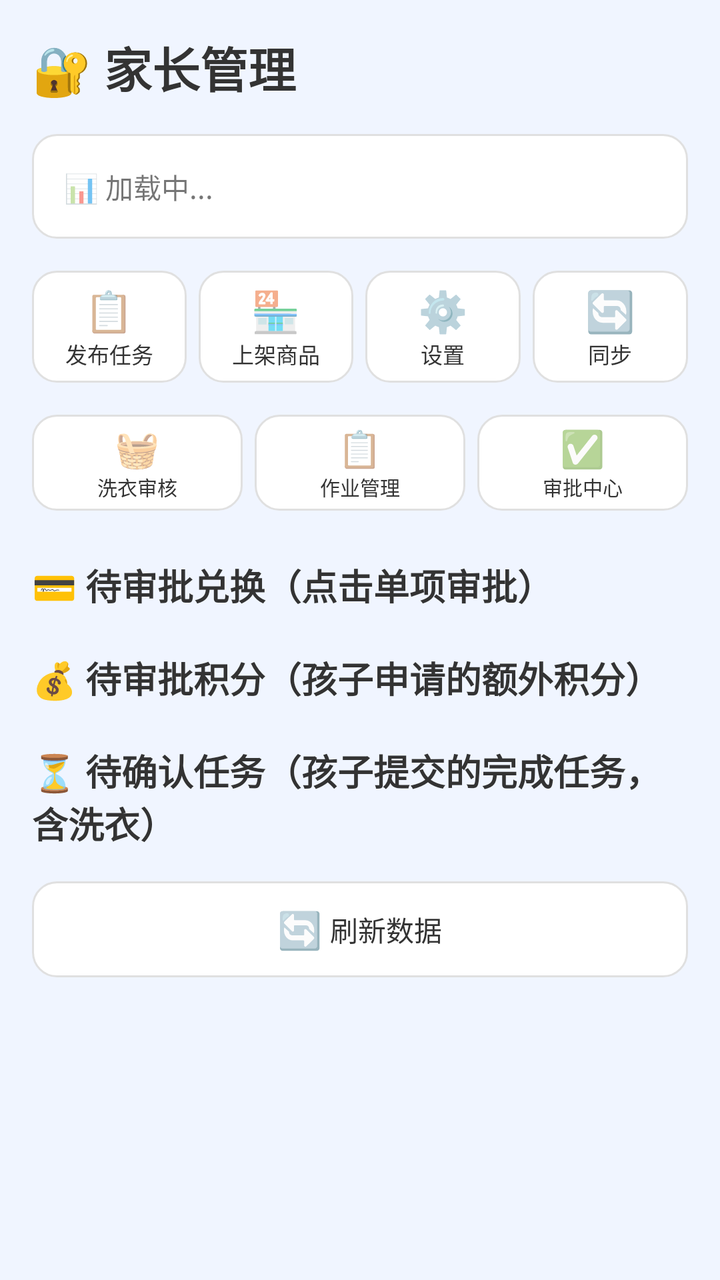
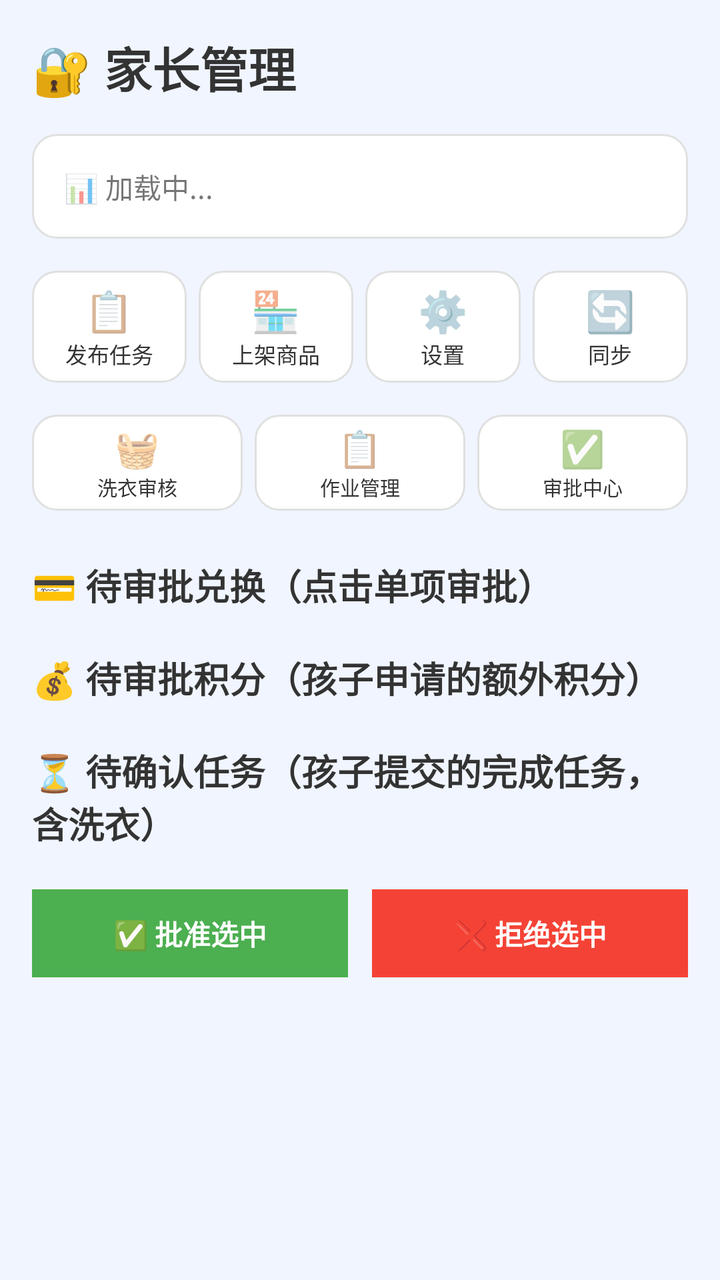

Two renders of the same Android screen: before a commit and after it. Below are the layout's source before the change and the commit's diff.
<!-- AndroidManifest.xml: activity theme Theme.HabitTracker.Parent -->
<!-- res/layout/activity_parent.xml -->
<?xml version="1.0" encoding="utf-8"?>
<ScrollView xmlns:android="http://schemas.android.com/apk/res/android"
    android:layout_width="match_parent"
    android:layout_height="match_parent"
    android:background="@color/background_parent">

    <LinearLayout
        android:layout_width="match_parent"
        android:layout_height="wrap_content"
        android:orientation="vertical"
        android:padding="16dp">

    <TextView
        android:layout_width="wrap_content"
        android:layout_height="wrap_content"
        android:text="🔐 家长管理"
        android:textSize="24sp"
        android:textColor="@color/text_primary"
        android:textStyle="bold"
        android:layout_marginBottom="16dp" />

    
    <TextView
        android:id="@+id/tv_parent_stats"
        android:layout_width="match_parent"
        android:layout_height="wrap_content"
        android:padding="16dp"
        android:background="@drawable/card_background"
        android:text="📊 加载中..."
        android:textSize="14sp"
        android:lineSpacingExtra="4dp"
        android:layout_marginBottom="16dp" />

    
    <LinearLayout
        android:layout_width="match_parent"
        android:layout_height="wrap_content"
        android:orientation="horizontal"
        android:gravity="center"
        android:layout_marginBottom="16dp">

        <LinearLayout
            android:id="@+id/btn_add_task"
            android:layout_width="0dp"
            android:layout_height="56dp"
            android:layout_weight="1"
            android:layout_marginEnd="6dp"
            android:gravity="center"
            android:orientation="vertical"
            android:background="@drawable/card_background"
            android:clickable="true"
            android:focusable="true"
            android:foreground="?attr/selectableItemBackground">

            <TextView
                android:layout_width="wrap_content"
                android:layout_height="wrap_content"
                android:text="📋"
                android:textSize="20sp" />

            <TextView
                android:layout_width="wrap_content"
                android:layout_height="wrap_content"
                android:text="发布任务"
                android:textSize="11sp"
                android:textColor="@color/text_primary" />
        </LinearLayout>

        <LinearLayout
            android:id="@+id/btn_add_shop_item"
            android:layout_width="0dp"
            android:layout_height="56dp"
            android:layout_weight="1"
            android:layout_marginEnd="6dp"
            android:gravity="center"
            android:orientation="vertical"
            android:background="@drawable/card_background"
            android:clickable="true"
            android:focusable="true"
            android:foreground="?attr/selectableItemBackground">

            <TextView
                android:layout_width="wrap_content"
                android:layout_height="wrap_content"
                android:text="🏪"
                android:textSize="20sp" />

            <TextView
                android:layout_width="wrap_content"
                android:layout_height="wrap_content"
                android:text="上架商品"
                android:textSize="11sp"
                android:textColor="@color/text_primary" />
        </LinearLayout>

        <LinearLayout
            android:id="@+id/btn_settings"
            android:layout_width="0dp"
            android:layout_height="56dp"
            android:layout_weight="1"
            android:layout_marginEnd="6dp"
            android:gravity="center"
            android:orientation="vertical"
            android:background="@drawable/card_background"
            android:clickable="true"
            android:focusable="true"
            android:foreground="?attr/selectableItemBackground">

            <TextView
                android:layout_width="wrap_content"
                android:layout_height="wrap_content"
                android:text="⚙️"
                android:textSize="20sp" />

            <TextView
                android:layout_width="wrap_content"
                android:layout_height="wrap_content"
                android:text="设置"
                android:textSize="11sp"
                android:textColor="@color/text_primary" />
        </LinearLayout>

        <LinearLayout
            android:id="@+id/btn_sync"
            android:layout_width="0dp"
            android:layout_height="56dp"
            android:layout_weight="1"
            android:gravity="center"
            android:orientation="vertical"
            android:background="@drawable/card_background"
            android:clickable="true"
            android:focusable="true"
            android:foreground="?attr/selectableItemBackground">

            <TextView
                android:layout_width="wrap_content"
                android:layout_height="wrap_content"
                android:text="🔄"
                android:textSize="20sp" />

            <TextView
                android:layout_width="wrap_content"
                android:layout_height="wrap_content"
                android:text="同步"
                android:textSize="11sp"
                android:textColor="@color/text_primary" />
        </LinearLayout>
    </LinearLayout>

    
    <LinearLayout
        android:layout_width="match_parent"
        android:layout_height="wrap_content"
        android:orientation="horizontal"
        android:gravity="center"
        android:layout_marginBottom="16dp">
        <LinearLayout
            android:id="@+id/btn_laundry_review"
            android:layout_width="0dp"
            android:layout_height="48dp"
            android:layout_weight="1"
            android:layout_marginEnd="6dp"
            android:gravity="center"
            android:orientation="vertical"
            android:background="@drawable/card_background"
            android:clickable="true"
            android:focusable="true"
            android:foreground="?attr/selectableItemBackground">
            <TextView
                android:layout_width="wrap_content"
                android:layout_height="wrap_content"
                android:text="🧺" android:textSize="18sp" />
            <TextView
                android:layout_width="wrap_content"
                android:layout_height="wrap_content"
                android:text="洗衣审核" android:textSize="10sp"
                android:textColor="@color/text_primary" />
        </LinearLayout>
        <LinearLayout
            android:id="@+id/btn_gate_manage"
            android:layout_width="0dp"
            android:layout_height="48dp"
            android:layout_weight="1"
            android:layout_marginEnd="6dp"
            android:gravity="center"
            android:orientation="vertical"
            android:background="@drawable/card_background"
            android:clickable="true"
            android:focusable="true"
            android:foreground="?attr/selectableItemBackground">
            <TextView
                android:layout_width="wrap_content"
                android:layout_height="wrap_content"
                android:text="📋" android:textSize="18sp" />
            <TextView
                android:layout_width="wrap_content"
                android:layout_height="wrap_content"
                android:text="作业管理" android:textSize="10sp"
                android:textColor="@color/text_primary" />
        </LinearLayout>
        <LinearLayout
            android:id="@+id/btn_approval_center"
            android:layout_width="0dp"
            android:layout_height="48dp"
            android:layout_weight="1"
            android:gravity="center"
            android:orientation="vertical"
            android:background="@drawable/card_background"
            android:clickable="true"
            android:focusable="true"
            android:foreground="?attr/selectableItemBackground">
            <TextView
                android:layout_width="wrap_content"
                android:layout_height="wrap_content"
                android:text="✅" android:textSize="18sp" />
            <TextView
                android:layout_width="wrap_content"
                android:layout_height="wrap_content"
                android:text="审批中心" android:textSize="10sp"
                android:textColor="@color/text_primary" />
        </LinearLayout>
    </LinearLayout>

        <TextView
        android:layout_width="wrap_content"
        android:layout_height="wrap_content"
        android:text="💳 待审批兑换（点击单项审批）"
        android:textSize="18sp"
        android:textColor="@color/text_primary"
        android:textStyle="bold"
        android:layout_marginTop="8dp"
        android:layout_marginBottom="8dp" />

    <androidx.recyclerview.widget.RecyclerView
        android:id="@+id/rv_pending_approvals"
        android:layout_width="match_parent"
        android:layout_height="wrap_content"
        android:nestedScrollingEnabled="false" />

    <TextView
        android:layout_width="wrap_content"
        android:layout_height="wrap_content"
        android:text="💰 待审批积分（孩子申请的额外积分）"
        android:textSize="18sp"
        android:textColor="@color/text_primary"
        android:textStyle="bold"
        android:layout_marginTop="12dp"
        android:layout_marginBottom="8dp" />
    <androidx.recyclerview.widget.RecyclerView
        android:id="@+id/rv_pending_earnings"
        android:layout_width="match_parent"
        android:layout_height="wrap_content"
        android:nestedScrollingEnabled="false" />

    <TextView
        android:layout_width="wrap_content"
        android:layout_height="wrap_content"
        android:text="⏳ 待确认任务（孩子提交的完成任务，含洗衣）"
        android:textSize="18sp"
        android:textColor="@color/text_primary"
        android:textStyle="bold"
        android:layout_marginTop="12dp"
        android:layout_marginBottom="8dp" />

    <androidx.recyclerview.widget.RecyclerView
        android:id="@+id/rv_pending_tasks"
        android:layout_width="match_parent"
        android:layout_height="wrap_content"
        android:nestedScrollingEnabled="false" />

    <LinearLayout
        android:id="@+id/btn_refresh"
        android:layout_width="match_parent"
        android:layout_height="48dp"
        android:layout_marginTop="8dp"
        android:gravity="center"
        android:orientation="horizontal"
        android:background="@drawable/card_background"
        android:clickable="true"
        android:focusable="true"
        android:foreground="?attr/selectableItemBackground">

        <TextView
            android:layout_width="wrap_content"
            android:layout_height="wrap_content"
            android:text="🔄"
            android:textSize="18sp"
            android:layout_marginEnd="4dp" />

        <TextView
            android:layout_width="wrap_content"
            android:layout_height="wrap_content"
            android:text="刷新数据"
            android:textSize="14sp"
            android:textColor="@color/text_primary" />
    </LinearLayout>

</LinearLayout>

</ScrollView>
<!-- resources referenced by this layout -->
<resources>
  <color name="background_parent">#F0F5FF</color>
  <color name="text_primary">#333333</color>
  <!-- drawable card_background (drawable) -->
  <?xml version="1.0" encoding="utf-8"?>
  <shape xmlns:android="http://schemas.android.com/apk/res/android"
      android:shape="rectangle">
      <solid android:color="@color/white" />
      <corners android:radius="12dp" />
      <stroke android:width="1dp" android:color="#E0E0E0" />
  </shape>
  <style name="Theme.HabitTracker.Parent" parent="Theme.HabitTracker">
          <item name="colorPrimary">@color/parent_blue</item>
          <item name="android:statusBarColor">@color/background_parent</item>
      </style>
  <color name="white">#FFFFFF</color>
  <style name="Theme.HabitTracker" parent="Theme.MaterialComponents.Light.NoActionBar">
          <item name="colorPrimary">@color/child_pink</item>
          <item name="colorPrimaryVariant">@color/child_pink_light</item>
          <item name="colorOnPrimary">@color/white</item>
          <item name="colorSecondary">@color/child_green</item>
          <item name="android:statusBarColor">@color/child_pink_light</item>
      </style>
  <color name="parent_blue">#2196F3</color>
  <color name="child_pink">#FF6B9D</color>
  <color name="child_pink_light">#FFF0F5</color>
  <color name="child_green">#4CAF50</color>
</resources>

<!-- the commit's change to res/layout/activity_parent.xml (unified diff, before → after) -->
@@ -268,33 +268,40 @@
         android:layout_height="wrap_content"
         android:nestedScrollingEnabled="false" />
 
-    <LinearLayout
-        android:id="@+id/btn_refresh"
-        android:layout_width="match_parent"
-        android:layout_height="48dp"
-        android:layout_marginTop="8dp"
-        android:gravity="center"
+        <LinearLayout
+        android:layout_width="match_parent"
+        android:layout_height="wrap_content"
+        android:layout_marginTop="12dp"
         android:orientation="horizontal"
-        android:background="@drawable/card_background"
-        android:clickable="true"
-        android:focusable="true"
-        android:foreground="?attr/selectableItemBackground">
-
+        android:gravity="center">
         <TextView
-            android:layout_width="wrap_content"
-            android:layout_height="wrap_content"
-            android:text="🔄"
-            android:textSize="18sp"
-            android:layout_marginEnd="4dp" />
-
+            android:layout_width="0dp"
+            android:layout_height="44dp"
+            android:layout_weight="1"
+            android:layout_marginEnd="6dp"
+            android:gravity="center"
+            android:background="#4CAF50"
+            android:text="✅ 批准选中"
+            android:textColor="#FFFFFF"
+            android:textSize="14sp"
+            android:textStyle="bold"
+            android:id="@+id/btn_approve_selected"
+            android:clickable="true"
+            android:focusable="true"/>
         <TextView
-            android:layout_width="wrap_content"
-            android:layout_height="wrap_content"
-            android:text="刷新数据"
+            android:layout_width="0dp"
+            android:layout_height="44dp"
+            android:layout_weight="1"
+            android:layout_marginStart="6dp"
+            android:gravity="center"
+            android:background="#F44336"
+            android:text="❌ 拒绝选中"
+            android:textColor="#FFFFFF"
             android:textSize="14sp"
-            android:textColor="@color/text_primary" />
-    </LinearLayout>
-
-</LinearLayout>
+            android:textStyle="bold"
+            android:id="@+id/btn_reject_selected"
+            android:clickable="true"
+            android:focusable="true"/>
+    </LinearLayout></LinearLayout>
 
 </ScrollView>
